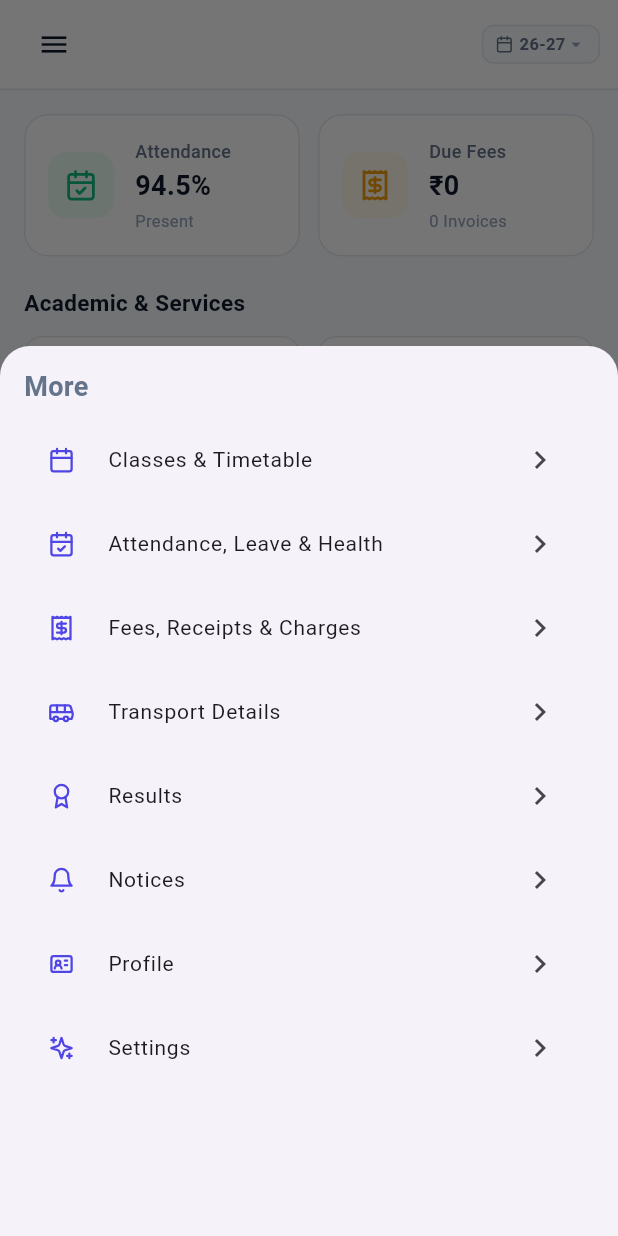
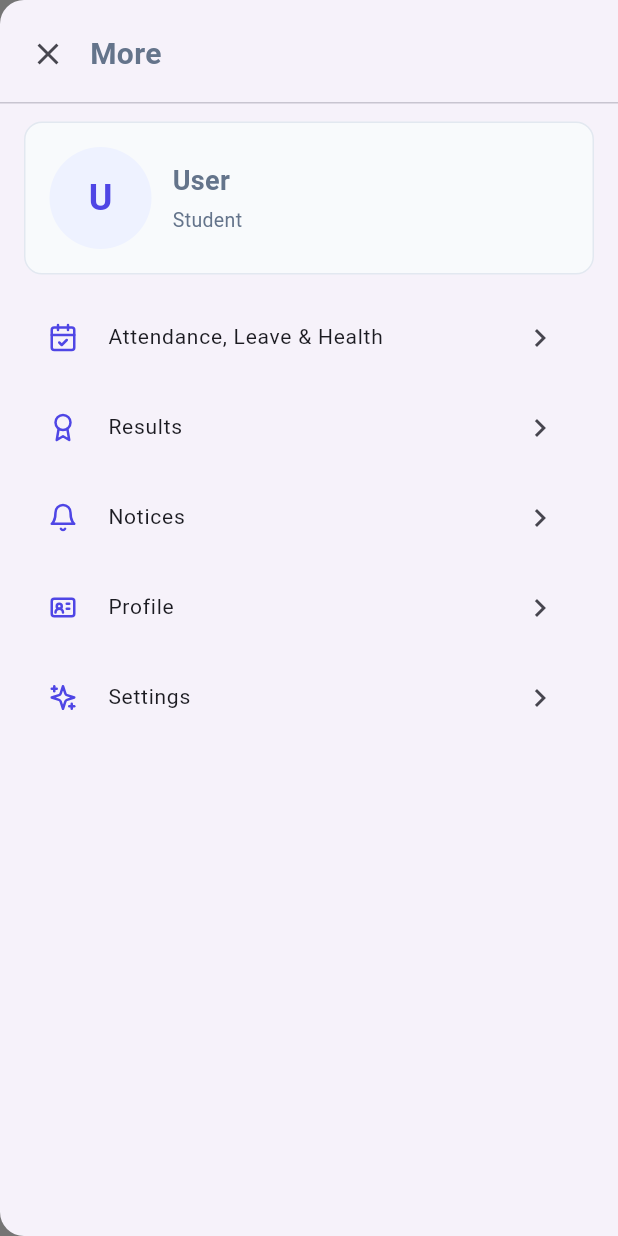
Before and after one commit to Tushaaaaarrrrrr/school-ERM, a Flutter app: the MainShellView screen opened directly, item 5 of the bottom bar chosen, on a phone screen of 412 x 824 dp. Run offline on Flutter 3.47's test engine with Material 3 defaults, Android fonts, the phone set to English and light mode, and no system bars; our stand-ins replace flutter_svg, google_sign_in, printing, shared_preferences, supabase; accounts and stored records are empty.

Commit message:
Make mobile More menu full screen

```diff
--- a/mobile/lib/views/shell/main_shell_view.dart
+++ b/mobile/lib/views/shell/main_shell_view.dart
@@ -135,6 +135,10 @@ class _MainShellViewState extends State<MainShellView>
       _scaffoldKey.currentState?.closeDrawer();
       return;
     }
+    if (_scaffoldKey.currentState?.isEndDrawerOpen ?? false) {
+      Navigator.of(context).pop();
+      return;
+    }
 
     // 2. Navigate back in tab/screen history (Screen C -> Screen B -> Screen A)
     if (_tabHistory.length > 1) {
@@ -179,6 +183,14 @@ class _MainShellViewState extends State<MainShellView>
         key: _scaffoldKey,
         appBar: AppTopHeader(scaffoldKey: _scaffoldKey),
         drawer: AppDrawer(onNavigate: _onTabSelected),
+        endDrawer: _MoreDrawer(
+          user: auth.currentUser,
+          items: _moreItemsForRole(currentRole),
+          onNavigate: (index) {
+            Navigator.of(context).pop();
+            _onTabSelected(index);
+          },
+        ),
         body: IndexedStack(
           index: _currentIndex,
           children: _getScreensForRole(currentRole),
@@ -190,7 +202,7 @@ class _MainShellViewState extends State<MainShellView>
           onCreateStudent: currentRole == UserRole.schoolAdmin
               ? _showCreateStudentSheet
               : null,
-          onMore: () => _showMoreSheet(currentRole),
+          onMore: () => _scaffoldKey.currentState?.openEndDrawer(),
         ),
       ),
     );
@@ -209,10 +221,7 @@ class _MainShellViewState extends State<MainShellView>
       case UserRole.student:
       case UserRole.parent:
         return const [
-          _MoreNavItem('Classes & Timetable', 1, 'calendar'),
           _MoreNavItem('Attendance, Leave & Health', 7, 'attendance'),
-          _MoreNavItem('Fees, Receipts & Charges', 4, 'receipt'),
-          _MoreNavItem('Transport Details', 2, 'bus'),
           _MoreNavItem('Results', 3, 'award'),
           _MoreNavItem('Notices', 8, 'bell'),
           _MoreNavItem('Profile', 5, 'id_card'),
@@ -270,51 +279,6 @@ class _MainShellViewState extends State<MainShellView>
           _MoreNavItem('Settings', 4, 'sparkles'),
         ];
     }
-  }
-
-  void _showMoreSheet(UserRole role) {
-    final options = _moreItemsForRole(role);
-
-    showModalBottomSheet(
-      context: context,
-      isScrollControlled: true,
-      shape: const RoundedRectangleBorder(
-        borderRadius: BorderRadius.vertical(top: Radius.circular(20)),
-      ),
-      builder: (context) {
-        return DraggableScrollableSheet(
-          expand: false,
-          initialChildSize: 0.72,
-          minChildSize: 0.35,
-          maxChildSize: 0.92,
-          builder: (context, controller) {
-            return ListView(
-              controller: controller,
-              padding: const EdgeInsets.fromLTRB(16, 14, 16, 24),
-              children: [
-                const Text(
-                  'More',
-                  style: TextStyle(fontSize: 18, fontWeight: FontWeight.bold),
-                ),
-                const SizedBox(height: 8),
-                ...options.map(
-                  (item) => ListTile(
-                    leading: AppSvgIcon(item.icon,
-                        size: 18, color: AppColors.primary),
-                    title: Text(item.label),
-                    trailing: const Icon(Icons.chevron_right),
-                    onTap: () {
-                      Navigator.pop(context);
-                      _onTabSelected(item.index);
-                    },
-                  ),
-                ),
-              ],
-            );
-          },
-        );
-      },
-    );
   }
 
   void _showCreateStudentSheet() {
@@ -707,3 +671,149 @@ class _MoreNavItem {
 
   const _MoreNavItem(this.label, this.index, this.icon);
 }
+
+class _MoreDrawer extends StatelessWidget {
+  final UserModel user;
+  final List<_MoreNavItem> items;
+  final ValueChanged<int> onNavigate;
+
+  const _MoreDrawer({
+    required this.user,
+    required this.items,
+    required this.onNavigate,
+  });
+
+  @override
+  Widget build(BuildContext context) {
+    final top = MediaQuery.paddingOf(context).top;
+    return Drawer(
+      width: MediaQuery.sizeOf(context).width,
+      child: SafeArea(
+        top: false,
+        child: Column(
+          crossAxisAlignment: CrossAxisAlignment.start,
+          children: [
+            SizedBox(height: top),
+            Padding(
+              padding: const EdgeInsets.fromLTRB(8, 12, 16, 8),
+              child: Row(
+                children: [
+                  IconButton(
+                    onPressed: () => Navigator.of(context).pop(),
+                    icon: const Icon(Icons.close),
+                  ),
+                  const SizedBox(width: 4),
+                  const Text(
+                    'More',
+                    style: TextStyle(fontSize: 20, fontWeight: FontWeight.bold),
+                  ),
+                ],
+              ),
+            ),
+            const Divider(height: 1),
+            Expanded(
+              child: ListView(
+                padding: const EdgeInsets.fromLTRB(16, 12, 16, 24),
+                children: [
+                  _MoreProfileHeader(user: user),
+                  const SizedBox(height: 14),
+                  ...items.map(
+                    (item) => Padding(
+                      padding: const EdgeInsets.only(bottom: 4),
+                      child: ListTile(
+                        leading: AppSvgIcon(
+                          item.icon,
+                          size: 20,
+                          color: AppColors.primary,
+                        ),
+                        title: Text(item.label),
+                        trailing: const Icon(Icons.chevron_right),
+                        onTap: () => onNavigate(item.index),
+                      ),
+                    ),
+                  ),
+                ],
+              ),
+            ),
+          ],
+        ),
+      ),
+    );
+  }
+}
+
+class _MoreProfileHeader extends StatelessWidget {
+  final UserModel user;
+
+  const _MoreProfileHeader({required this.user});
+
+  @override
+  Widget build(BuildContext context) {
+    final avatarUrl = user.avatarUrl;
+    return Container(
+      width: double.infinity,
+      padding: const EdgeInsets.all(16),
+      decoration: BoxDecoration(
+        color: AppColors.background,
+        borderRadius: BorderRadius.circular(12),
+        border: Border.all(color: AppColors.border),
+      ),
+      child: Row(
+        children: [
+          CircleAvatar(
+            radius: 34,
+            backgroundColor: AppColors.primaryLight,
+            backgroundImage: avatarUrl == null || avatarUrl.isEmpty
+                ? null
+                : NetworkImage(avatarUrl),
+            child: avatarUrl == null || avatarUrl.isEmpty
+                ? Text(
+                    user.name.isEmpty
+                        ? 'U'
+                        : user.name.characters.first.toUpperCase(),
+                    style: const TextStyle(
+                      color: AppColors.primary,
+                      fontWeight: FontWeight.bold,
+                      fontSize: 24,
+                    ),
+                  )
+                : null,
+          ),
+          const SizedBox(width: 14),
+          Expanded(
+            child: Column(
+              crossAxisAlignment: CrossAxisAlignment.start,
+              children: [
+                Text(
+                  user.name.isEmpty ? 'User' : user.name,
+                  style: const TextStyle(
+                      fontSize: 18, fontWeight: FontWeight.bold),
+                ),
+                const SizedBox(height: 4),
+                Text(user.roleDisplayName,
+                    style: const TextStyle(color: AppColors.textSecondary)),
+                if (user.schoolName.isNotEmpty)
+                  Text(user.schoolName,
+                      style: const TextStyle(color: AppColors.textSecondary)),
+                if (user.email.isNotEmpty)
+                  Text(
+                    user.email,
+                    overflow: TextOverflow.ellipsis,
+                    style: const TextStyle(
+                        color: AppColors.textMuted, fontSize: 12),
+                  ),
+                if ((user.loginId ?? '').isNotEmpty)
+                  Text(
+                    'ID: ${user.loginId}',
+                    overflow: TextOverflow.ellipsis,
+                    style: const TextStyle(
+                        color: AppColors.textMuted, fontSize: 12),
+                  ),
+              ],
+            ),
+          ),
+        ],
+      ),
+    );
+  }
+}
```
